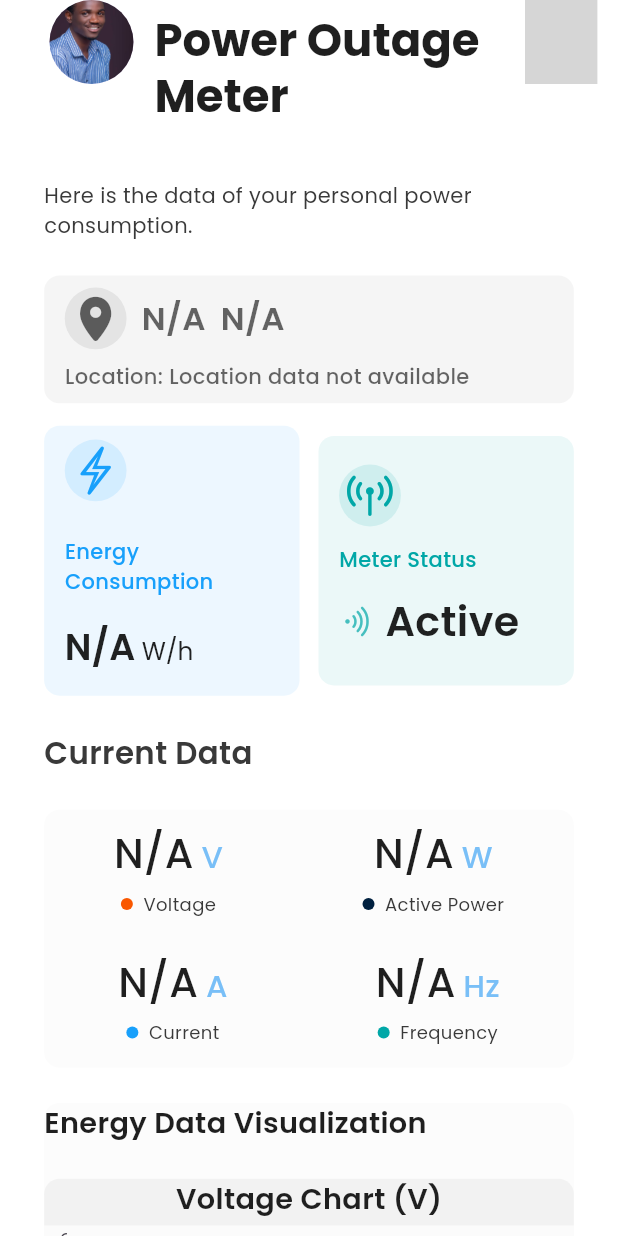
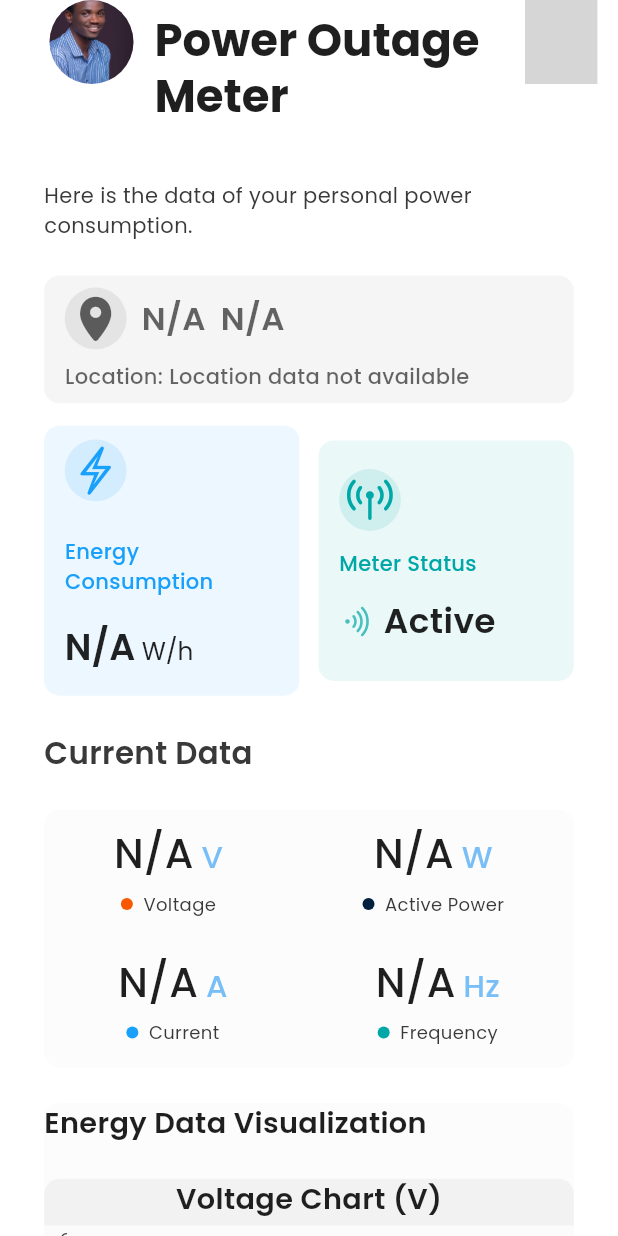
Before and after one commit to sir-reborn/smartmeter, a Flutter app: the screen it shows after launch, on a phone screen of 412 x 824 dp. Run offline on Flutter 3.47's test engine with Material 3 defaults, Android fonts, the phone set to English and light mode, and no system bars; our stand-ins replace firebase_core, firebase_database, google_fonts, shared_preferences, syncfusion_flutter_charts; missing offline and left inert: icon_badge; accounts and stored records are empty; grey boxes are pictures that could not be loaded.

Commit message:
Update energy and power status

```diff
--- a/lib/components/dashboard_component/energy_and_power_status_containers.dart
+++ b/lib/components/dashboard_component/energy_and_power_status_containers.dart
@@ -168,7 +168,7 @@ class _MetersDetailsContainerState extends State<MetersDetailsContainer> {
                     style: TextStyle(
                       color: Colors.black87,
                       fontFamily: 'Poppins',
-                      fontSize: size.width / 15,
+                      fontSize: size.width / 18,
                       fontWeight: FontWeight.w600,
                     ),
                   ),
```
